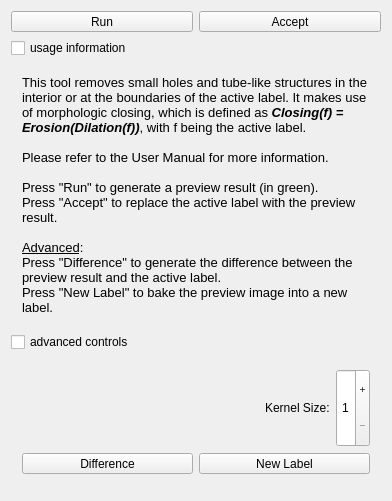
Old version of the form Modules/SegmentationUI/Qmitk/QmitkCloseTool3DGUIControls.ui in the repository MITK/MITK.
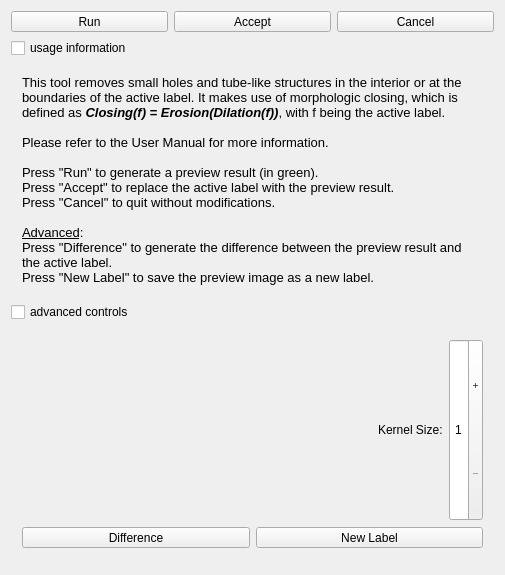
New version of the form. Icons and pictures are not drawn.

Commit message:
added keep largest N connected regions tool
also several improvements in other tools

```diff
--- a/Modules/SegmentationUI/Qmitk/QmitkCloseTool3DGUIControls.ui
+++ b/Modules/SegmentationUI/Qmitk/QmitkCloseTool3DGUIControls.ui
@@ -6,8 +6,8 @@
    <rect>
     <x>0</x>
     <y>0</y>
-    <width>392</width>
-    <height>501</height>
+    <width>505</width>
+    <height>575</height>
    </rect>
   </property>
   <property name="sizePolicy">
@@ -113,6 +113,47 @@
        </property>
       </widget>
      </item>
+     <item>
+      <widget class="QToolButton" name="m_pbCancel">
+       <property name="enabled">
+        <bool>true</bool>
+       </property>
+       <property name="sizePolicy">
+        <sizepolicy hsizetype="Minimum" vsizetype="Fixed">
+         <horstretch>0</horstretch>
+         <verstretch>0</verstretch>
+        </sizepolicy>
+       </property>
+       <property name="toolTip">
+        <string>Quit wihtout doing any modification</string>
+       </property>
+       <property name="text">
+        <string>Cancel</string>
+       </property>
+       <property name="icon">
+        <iconset resource="../resources/SegmentationUI.qrc">
+         <normaloff>:/Qmitk/Cancel_48x48.png</normaloff>:/Qmitk/Cancel_48x48.png</iconset>
+       </property>
+       <property name="iconSize">
+        <size>
+         <width>24</width>
+         <height>24</height>
+        </size>
+       </property>
+       <property name="checkable">
+        <bool>false</bool>
+       </property>
+       <property name="checked">
+        <bool>false</bool>
+       </property>
+       <property name="toolButtonStyle">
+        <enum>Qt::ToolButtonTextUnderIcon</enum>
+       </property>
+       <property name="arrowType">
+        <enum>Qt::NoArrow</enum>
+       </property>
+      </widget>
+     </item>
     </layout>
    </item>
    <item>
@@ -133,12 +174,6 @@
      <layout class="QVBoxLayout" name="verticalLayout_3">
       <item>
        <widget class="QLabel" name="lblInfo">
-        <property name="maximumSize">
-         <size>
-          <width>400</width>
-          <height>16777215</height>
-         </size>
-        </property>
         <property name="text">
          <string>&lt;!DOCTYPE HTML PUBLIC &quot;-//W3C//DTD HTML 4.0//EN&quot; &quot;http://www.w3.org/TR/REC-html40/strict.dtd&quot;&gt;
 &lt;html&gt;&lt;head&gt;&lt;meta name=&quot;qrichtext&quot; content=&quot;1&quot; /&gt;&lt;style type=&quot;text/css&quot;&gt;
@@ -150,10 +185,11 @@
 &lt;p style=&quot;-qt-paragraph-type:empty; margin-top:0px; margin-bottom:0px; margin-left:0px; margin-right:0px; -qt-block-indent:0; text-indent:0px; font-family:'Sans'; font-size:10pt;&quot;&gt;&lt;br /&gt;&lt;/p&gt;
 &lt;p style=&quot; margin-top:0px; margin-bottom:0px; margin-left:0px; margin-right:0px; -qt-block-indent:0; text-indent:0px;&quot;&gt;&lt;span style=&quot; font-family:'Sans'; font-size:10pt;&quot;&gt;Press &amp;quot;Run&amp;quot; to generate a preview result (in green).&lt;/span&gt;&lt;/p&gt;
 &lt;p style=&quot; margin-top:0px; margin-bottom:0px; margin-left:0px; margin-right:0px; -qt-block-indent:0; text-indent:0px;&quot;&gt;&lt;span style=&quot; font-family:'Sans'; font-size:10pt;&quot;&gt;Press &amp;quot;Accept&amp;quot; to replace the active label with the preview result.&lt;/span&gt;&lt;/p&gt;
+&lt;p style=&quot; margin-top:0px; margin-bottom:0px; margin-left:0px; margin-right:0px; -qt-block-indent:0; text-indent:0px;&quot;&gt;&lt;span style=&quot; font-family:'Sans'; font-size:10pt;&quot;&gt;Press &amp;quot;Cancel&amp;quot; to quit without modifications.&lt;/span&gt;&lt;/p&gt;
 &lt;p style=&quot;-qt-paragraph-type:empty; margin-top:0px; margin-bottom:0px; margin-left:0px; margin-right:0px; -qt-block-indent:0; text-indent:0px; font-family:'Sans'; font-size:10pt;&quot;&gt;&lt;br /&gt;&lt;/p&gt;
 &lt;p style=&quot; margin-top:0px; margin-bottom:0px; margin-left:0px; margin-right:0px; -qt-block-indent:0; text-indent:0px;&quot;&gt;&lt;span style=&quot; font-family:'Sans'; font-size:10pt; text-decoration: underline;&quot;&gt;Advanced&lt;/span&gt;&lt;span style=&quot; font-family:'Sans'; font-size:10pt;&quot;&gt;:&lt;/span&gt;&lt;/p&gt;
 &lt;p style=&quot; margin-top:0px; margin-bottom:0px; margin-left:0px; margin-right:0px; -qt-block-indent:0; text-indent:0px;&quot;&gt;&lt;span style=&quot; font-family:'Sans'; font-size:10pt;&quot;&gt;Press &amp;quot;Difference&amp;quot; to generate the difference between the preview result and the active label.&lt;/span&gt;&lt;/p&gt;
-&lt;p style=&quot; margin-top:0px; margin-bottom:0px; margin-left:0px; margin-right:0px; -qt-block-indent:0; text-indent:0px;&quot;&gt;&lt;span style=&quot; font-family:'Sans'; font-size:10pt;&quot;&gt;Press &amp;quot;New Label&amp;quot; to bake the preview image into a new label.&lt;/span&gt;&lt;/p&gt;&lt;/body&gt;&lt;/html&gt;</string>
+&lt;p style=&quot; margin-top:0px; margin-bottom:0px; margin-left:0px; margin-right:0px; -qt-block-indent:0; text-indent:0px;&quot;&gt;&lt;span style=&quot; font-family:'Sans'; font-size:10pt;&quot;&gt;Press &amp;quot;New Label&amp;quot; to save the preview image as a new label.&lt;/span&gt;&lt;/p&gt;&lt;/body&gt;&lt;/html&gt;</string>
         </property>
         <property name="alignment">
          <set>Qt::AlignVCenter</set>
```
Left out of the diff: 4 changed lines with no effect on the pictures. The commit also changes 34 other files.
